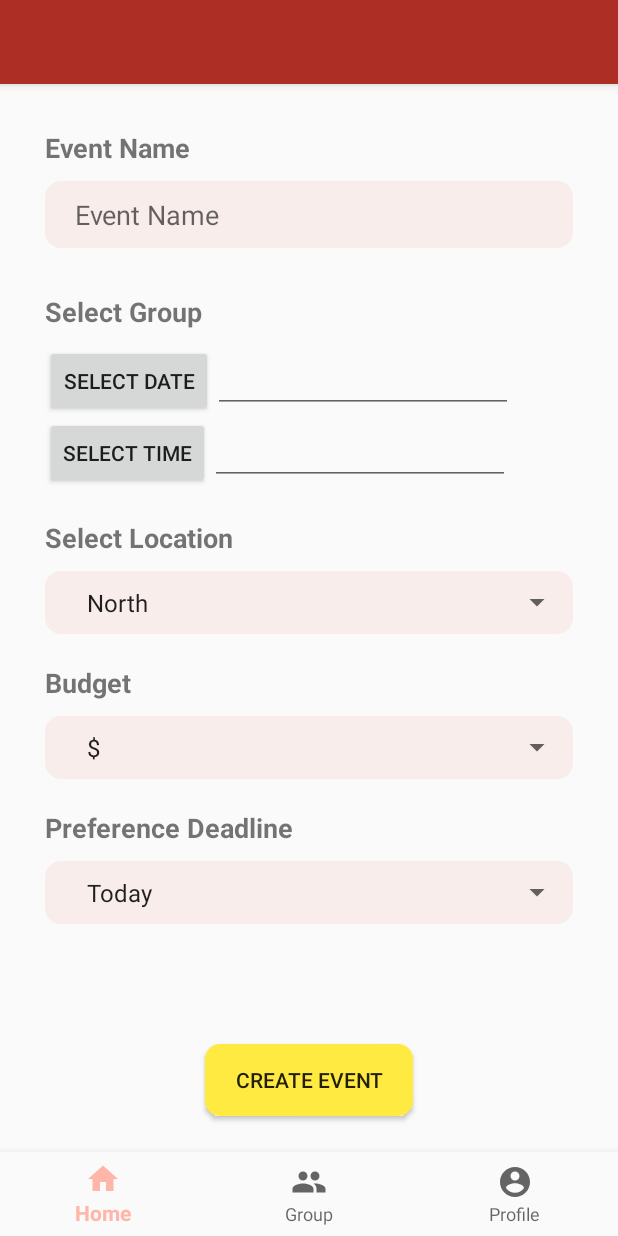
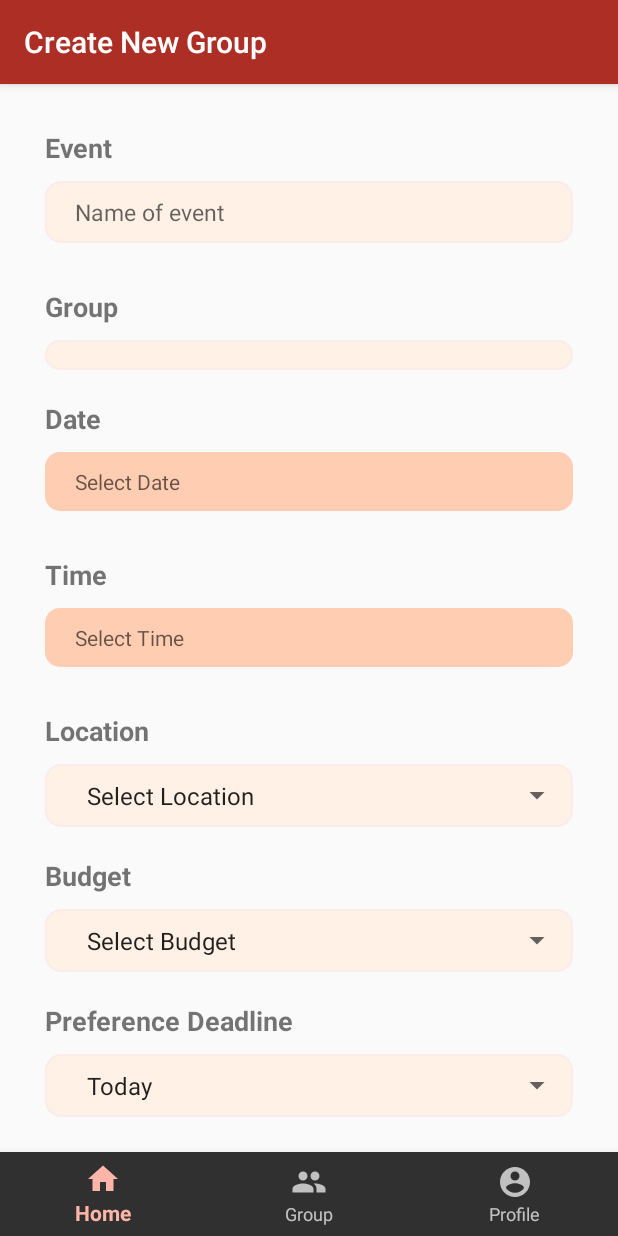
Before and after one commit to gargipandkar/foodtinderapp, an Android app: the screen it shows after launch once a user with an empty profile is signed in (SignOutActivity), after a tap on an icon or button, on a phone screen of 412 x 824 dp. Run offline under Robolectric (Android 15) with nearby library versions, the phone set to English and light mode, and no system bars; our stand-ins replace Firebase (no records; nobody signed in at launch, a user with empty details on screens opened directly); libraries missing offline, so code that uses them is left out: com.firebase.ui; 1 statement that could not run was skipped.

Commit message:
Changed Create Event fragment design

```diff
--- a/FoodTinder/app/src/main/java/com/example/foodtinder/CreateEventFragment.java
+++ b/FoodTinder/app/src/main/java/com/example/foodtinder/CreateEventFragment.java
@@ -7,6 +7,8 @@ import android.content.Intent;
 import android.os.Bundle;
 
 import androidx.annotation.NonNull;
+import androidx.appcompat.app.AppCompatActivity;
+import androidx.appcompat.widget.Toolbar;
 import androidx.fragment.app.Fragment;
 
 import android.util.Log;
@@ -37,12 +39,14 @@ public class CreateEventFragment extends Fragment {
     public static final String TAG = "CreateEventFragment";
     Event currEvent;
 
-    Button btnDatePicker, btnTimePicker;
-    EditText txtDate, txtTime, txtName;     //ENCAP INTO EVENT CLASS
+    TextView btnDatePicker, btnTimePicker;
+    EditText txtName;     //ENCAP INTO EVENT CLASS
     private int mYear, mMonth, mDay, mHour, mMinute;
     private String mName, mLocation, mBudget, group, deadline, eventStatus; //ENCAP INTO EVENT CLASS
     private Long eventDateTimeLong;
     Boolean checkEvent;
+
+
 
     Spinner locationPicker, budgetPicker, groupPicker, deadlinePicker;
     private Calendar eventDateTime = Calendar.getInstance();
@@ -70,12 +74,15 @@ public class CreateEventFragment extends Fragment {
 
         View v = inflater.inflate(R.layout.fragment_create_event, container, false);
 
+        Toolbar toolbar = v.findViewById(R.id.toolbar);
+        ((AppCompatActivity)getActivity()).setSupportActionBar(toolbar);
+//        ((AppCompatActivity)getActivity()).setDisplayHomeAsUpEnabled(true);
+//        ((AppCompatActivity)getActivity()).setDisplayShowHomeEnabled(true);
+        ((AppCompatActivity)getActivity()).setTitle("Create New Group");
+
         txtName = v.findViewById(R.id.in_event_name);
         groupPicker = v.findViewById(R.id.group_options);
         btnDatePicker = v.findViewById(R.id.btn_date);
-        btnTimePicker = v.findViewById(R.id.btn_time);
-        txtDate = v.findViewById(R.id.in_date);
-        txtTime = v.findViewById(R.id.in_time);
         btnDatePicker.setOnClickListener(new View.OnClickListener() {
             @Override
             public void onClick(View view) {
@@ -88,7 +95,7 @@ public class CreateEventFragment extends Fragment {
                 DatePickerDialog datePickerDialog = new DatePickerDialog(getActivity(), new DatePickerDialog.OnDateSetListener() {
                     @Override
                     public void onDateSet(DatePicker view, int year, int monthOfYear, int dayOfMonth) {
-                        txtDate.setText(dayOfMonth + "-" + (monthOfYear + 1) + "-" + year);
+                        btnDatePicker.setText(dayOfMonth + "-" + (monthOfYear + 1) + "-" + year);
                         eventDateTime.set(year, monthOfYear, dayOfMonth);
                         eventDateTimeLong = eventDateTime.getTimeInMillis();
                     }
@@ -96,6 +103,7 @@ public class CreateEventFragment extends Fragment {
                 datePickerDialog.show();
             }
         });
+        btnTimePicker = v.findViewById(R.id.btn_time);
         btnTimePicker.setOnClickListener(new View.OnClickListener() {
             @Override
             public void onClick(View view) {
@@ -108,7 +116,7 @@ public class CreateEventFragment extends Fragment {
                 TimePickerDialog timePickerDialog = new TimePickerDialog(getActivity(), new TimePickerDialog.OnTimeSetListener() {
                     @Override
                     public void onTimeSet(TimePicker view, int hourOfDay, int minute) {
-                        txtTime.setText(hourOfDay + ":" + minute);
+                        btnTimePicker.setText(hourOfDay + ":" + minute);
                         eventDateTime.set(Calendar.HOUR_OF_DAY, hourOfDay);
                         eventDateTime.set(Calendar.MINUTE, minute);
                         eventDateTimeLong = eventDateTime.getTimeInMillis();
@@ -165,7 +173,7 @@ public class CreateEventFragment extends Fragment {
                 mName = txtName.getText().toString();
                 Log.i(TAG, mName);
 
-                if (eventDateTimeLong == null) {
+                if (eventDateTimeLong == null || mLocation == "Select Location" || mBudget == "Select Budget") {
                     checkEvent = false;
                     eventStatus = "Waiting for preferences";
                 } else {
@@ -244,6 +252,7 @@ public class CreateEventFragment extends Fragment {
 
     }
 
+
     @Override
     public void onAttach(Context context) {
         super.onAttach(context);
--- a/FoodTinder/app/src/main/java/com/example/foodtinder/CreateGroupActivity.java
+++ b/FoodTinder/app/src/main/java/com/example/foodtinder/CreateGroupActivity.java
@@ -38,7 +38,6 @@ public class CreateGroupActivity extends AppCompatActivity{
         setSupportActionBar(toolbar);
         getSupportActionBar().setDisplayHomeAsUpEnabled(true);
         getSupportActionBar().setDisplayShowHomeEnabled(true);
-
         getSupportActionBar().setTitle("Create New Group");
     }
 
--- a/FoodTinder/app/src/main/java/com/example/foodtinder/Event.java
+++ b/FoodTinder/app/src/main/java/com/example/foodtinder/Event.java
@@ -13,7 +13,7 @@ import java.util.Map;
 public class Event implements Parcelable {
 
     String name, group, host, location, budget, status;
-    Long eventDateTime;
+    long eventDateTime;
 //    Calendar prefDateTime;
 //    Boolean active;
     String decision;
@@ -118,7 +118,7 @@ public class Event implements Parcelable {
         ArrayList<String> display = new ArrayList<>();
         display.add(this.name);
         display.add(this.group);
-        display.add(this.eventDateTime.toString());
+        display.add(Long.toString(this.eventDateTime));
         display.add(this.status);
 //        if (!this.status.equals("Decided"))
 //            display.add(this.prefDateTime.toString());
--- a/FoodTinder/app/src/main/java/com/example/foodtinder/EventSelectionActivity.java
+++ b/FoodTinder/app/src/main/java/com/example/foodtinder/EventSelectionActivity.java
@@ -19,17 +19,17 @@ public class EventSelectionActivity extends AppCompatActivity{
         getWindow().setFlags(WindowManager.LayoutParams.FLAG_FULLSCREEN, WindowManager.LayoutParams.FLAG_FULLSCREEN);
         setContentView(R.layout.activity_eventselection);
 
-//        // get event information homeFragment
-//        Intent intent = getIntent();
-//        EventItem eventItem = intent.getParcelableExtra("Event Item");
-//        String eventName = eventItem.getmEventName();
-//        String eventDT = eventItem.getmEventDateTime();
-//
-//        // set event name, date, time
-//        TextView nameView = findViewById(R.id.event_selection_name);
-//        nameView.setText(eventName);
-//        TextView dtView = findViewById(R.id.event_selection_dt);
-//        dtView.setText(eventDT);
+        // get event information homeFragment
+        Intent intent = getIntent();
+        Event eventItem = intent.getParcelableExtra("Event Item");
+        String eventName = eventItem.getName();
+        long eventDT = eventItem.getEventDateTime();
+
+        // set event name, date, time
+        TextView nameView = findViewById(R.id.event_selection_name);
+        nameView.setText(eventName);
+        TextView dtView = findViewById(R.id.event_selection_dt);
+        dtView.setText(Long.toString(eventDT));
         Log.i("EventSelectionActivity", "reached");
 
 
--- a/FoodTinder/app/src/main/java/com/example/foodtinder/HomeFragment.java
+++ b/FoodTinder/app/src/main/java/com/example/foodtinder/HomeFragment.java
@@ -29,7 +29,7 @@ public class HomeFragment extends Fragment {
     private static ArrayList<Event> eventItemArrayList = new ArrayList<>();;
     EventListAdapterFinal eventListAdapter;
     private static final String TAG = "HomeFragment";
-    String incomingmsg = "";
+
     String eventName, eventLocation, eventBudget, eventStatus;
     Long eventDT;
 
@@ -44,10 +44,6 @@ public class HomeFragment extends Fragment {
 
     public void updateEvent(String name, Long dt, String budget, String location, String status){
         eventItemArrayList.add(new Event( name, name, name, dt, location, budget, status));
-    }
-
-    public interface FragmentHomeListenerEvent {
-        void onNewEvent(Event newevent);
     }
 
 
--- a/FoodTinder/app/src/main/res/drawable/custom_button.xml
+++ b/FoodTinder/app/src/main/res/drawable/custom_button.xml
@@ -1,7 +1,7 @@
 <?xml version="1.0" encoding="utf-8"?>
 <shape xmlns:android="http://schemas.android.com/apk/res/android">
 
-    <solid android:color="#ffea42" />
+    <solid android:color="@color/colorPrimary" />
     <corners android:radius="10sp" />
 
 
--- a/FoodTinder/app/src/main/res/drawable/custom_input.xml
+++ b/FoodTinder/app/src/main/res/drawable/custom_input.xml
@@ -2,7 +2,7 @@
 
 <shape xmlns:android="http://schemas.android.com/apk/res/android">
 
-    <solid android:color="#f8edeb" />
+    <solid android:color="#fff1e6" />
     <corners android:radius="10dp" />
     <stroke android:color="#f8edeb" android:width="1dp" />
 
--- a/FoodTinder/app/src/main/res/drawable/custom_select_button.xml
+++ b/FoodTinder/app/src/main/res/drawable/custom_select_button.xml
@@ -1,7 +1,7 @@
 <?xml version="1.0" encoding="utf-8"?>
 <shape xmlns:android="http://schemas.android.com/apk/res/android">
 
-    <solid android:color="#ede7e3" />
+    <solid android:color="#ffcdb2" />
     <corners android:radius="10sp" />
 
 
--- a/FoodTinder/app/src/main/res/drawable/custom_spinner.xml
+++ b/FoodTinder/app/src/main/res/drawable/custom_spinner.xml
@@ -1,7 +1,7 @@
 <?xml version="1.0" encoding="utf-8"?>
 <shape xmlns:android="http://schemas.android.com/apk/res/android">
 
-    <solid android:color="#f8edeb" />
+    <solid android:color="#fff1e6" />
     <corners android:radius="10dp" />
     <stroke android:color="#f8edeb" android:width="1dp" />
 
--- a/FoodTinder/app/src/main/res/layout/activity_signout.xml
+++ b/FoodTinder/app/src/main/res/layout/activity_signout.xml
@@ -18,6 +18,7 @@
         android:layout_height="wrap_content"
         android:layout_alignParentBottom="true"
         app:menu="@menu/bottom_nav_menu"
+        android:theme="@style/ThemeOverlay.AppCompat.Dark"
         android:background="?android:attr/windowBackground"/>
 
 
--- a/FoodTinder/app/src/main/res/layout/fragment_create_event.xml
+++ b/FoodTinder/app/src/main/res/layout/fragment_create_event.xml
@@ -18,7 +18,8 @@
         android:layout_height="wrap_content"
         android:layout_below="@+id/toolbar"
         android:layout_marginTop="10dp"
-        android:layout_marginHorizontal="30dp" >
+        android:layout_marginHorizontal="30dp"
+        android:scrollbarThumbVertical="@null" >
 
         <LinearLayout
             android:layout_width="match_parent"
@@ -32,7 +33,7 @@
                 android:layout_marginTop="20dp"
                 android:textStyle="bold"
                 android:textSize="18dp"
-                android:text="Event Name"/>
+                android:text="Event"/>
 
             <EditText
                 android:id="@+id/in_event_name"
@@ -41,8 +42,8 @@
                 android:layout_marginVertical="10dp"
                 android:paddingVertical="10dp"
                 android:paddingHorizontal="20dp"
-                android:ems="10"
-                android:hint="Event Name"
+                android:textSize="15dp"
+                android:hint="Name of event"
                 android:background="@drawable/custom_input"
                 android:inputType="textShortMessage" />
 
@@ -55,7 +56,7 @@
                 android:layout_marginBottom="10dp"
                 android:textStyle="bold"
                 android:textSize="18dp"
-                android:text="Select Group" />
+                android:text="Group" />
 
             <LinearLayout
                 android:layout_width="match_parent"
@@ -65,47 +66,52 @@
                     android:id="@+id/group_options"
                     android:layout_width="match_parent"
                     android:layout_height="wrap_content"
+                    android:paddingVertical="10dp"
+                    android:paddingHorizontal="20dp"
+                    android:spinnerMode="dropdown"
+                    android:popupBackground="#fff1e6"
                     android:background="@drawable/custom_spinner"/>
             </LinearLayout>
 
 
-
-
-            <LinearLayout
+            <TextView
                 android:layout_width="match_parent"
                 android:layout_height="wrap_content"
-                android:orientation="horizontal">
-                <Button
+                android:layout_marginTop="20dp"
+                android:layout_marginBottom="10dp"
+                android:textStyle="bold"
+                android:textSize="18dp"
+                android:text="Date" />
+
+            <TextView
                 android:id="@+id/btn_date"
-                    android:layout_width="wrap_content"
-                    android:layout_height="wrap_content"
-                    android:text="Select Date" />
-
-                <EditText
-                    android:id="@+id/in_date"
-                    android:layout_width="200dp"
-                    android:layout_height="wrap_content" />
-
-
-            </LinearLayout>
-
-            <LinearLayout
                 android:layout_width="match_parent"
                 android:layout_height="wrap_content"
-                android:orientation="horizontal">
-                <Button
+                android:layout_marginBottom="10dp"
+                android:paddingVertical="10dp"
+                android:paddingHorizontal="20dp"
+                android:background="@drawable/custom_select_button"
+                android:hint="Select Date"/>
+
+            <TextView
+                android:layout_width="match_parent"
+                android:layout_height="wrap_content"
+                android:layout_marginTop="20dp"
+                android:layout_marginBottom="10dp"
+                android:textStyle="bold"
+                android:textSize="18dp"
+                android:text="Time" />
+
+            <TextView
                 android:id="@+id/btn_time"
-                    android:layout_width="wrap_content"
+                android:layout_width="match_parent"
                 android:layout_height="wrap_content"
-                    android:text="Select Time" />
+                android:layout_marginBottom="10dp"
+                android:paddingVertical="10dp"
+                android:paddingHorizontal="20dp"
+                android:background="@drawable/custom_select_button"
+                android:hint="Select Time"/>
 
-                <EditText
-                    android:layout_width="200dp"
-                    android:layout_height="wrap_content"
-                    android:id="@+id/in_time" />
-
-
-            </LinearLayout>
 
             <TextView
                 android:id="@+id/location_label"
@@ -115,7 +121,7 @@
                 android:layout_marginBottom="10dp"
                 android:textStyle="bold"
                 android:textSize="18dp"
-                android:text="Select Location" />
+                android:text="Location" />
 
             <LinearLayout
                 android:layout_width="match_parent"
@@ -128,7 +134,7 @@
                     android:paddingVertical="10dp"
                     android:paddingHorizontal="20dp"
                     android:spinnerMode="dropdown"
-                    android:popupBackground="#f8edeb"
+                    android:popupBackground="#fff1e6"
                     android:entries="@array/location_prefer" />
             </LinearLayout>
 
@@ -155,7 +161,7 @@
                     android:paddingVertical="10dp"
                     android:paddingHorizontal="20dp"
                     android:spinnerMode="dropdown"
-                    android:popupBackground="#f8edeb"
+                    android:popupBackground="#fff1e6"
                     android:entries="@array/money_prefer" />
             </LinearLayout>
 
@@ -180,13 +186,9 @@
                     android:paddingVertical="10dp"
                     android:paddingHorizontal="20dp"
                     android:spinnerMode="dropdown"
-                    android:popupBackground="#f8edeb"
+                    android:popupBackground="#fff1e6"
                     android:entries="@array/deadline_prefer" />
             </LinearLayout>
-
-        </LinearLayout>
-
-    </ScrollView>
 
             <RelativeLayout
                 android:layout_width="match_parent"
@@ -206,4 +208,10 @@
                     android:text="Create Event" />
             </RelativeLayout>
 
+        </LinearLayout>
+
+    </ScrollView>
+
+
+
 </RelativeLayout>
--- a/FoodTinder/app/src/main/res/layout/fragment_group.xml
+++ b/FoodTinder/app/src/main/res/layout/fragment_group.xml
@@ -40,12 +40,12 @@
             android:layout_height="wrap_content"
             android:layout_alignParentRight="true"
             android:layout_alignParentBottom="true"
-            android:layout_marginBottom="80dp"
-            android:layout_marginRight="20dp"
+            android:layout_marginBottom="100dp"
+            android:layout_marginRight="40dp"
             app:srcCompat="@drawable/ic_baseline_add_24"
             app:elevation="8dp"
             app:fabSize="normal"
-            app:backgroundTint="#ffea42"/>
+            app:backgroundTint="@color/colorPrimary"/>
 
     </RelativeLayout>
 
--- a/FoodTinder/app/src/main/res/layout/fragment_home.xml
+++ b/FoodTinder/app/src/main/res/layout/fragment_home.xml
@@ -42,12 +42,12 @@
             android:layout_height="wrap_content"
             android:layout_alignParentRight="true"
             android:layout_alignParentBottom="true"
-            android:layout_marginBottom="80dp"
-            android:layout_marginRight="20dp"
+            android:layout_marginBottom="100dp"
+            android:layout_marginRight="40dp"
             app:srcCompat="@drawable/ic_baseline_add_24"
             app:elevation="8dp"
             app:fabSize="normal"
-            app:backgroundTint="#ffea42"/>
+            app:backgroundTint="@color/colorPrimary"/>
 
     </RelativeLayout>
 
--- a/FoodTinder/app/src/main/res/values/strings.xml
+++ b/FoodTinder/app/src/main/res/values/strings.xml
@@ -10,11 +10,13 @@
     </string-array>
     <string name="spinner_money">Choose money preference</string>
     <string-array name="money_prefer">
+        <item>Select Budget</item>
         <item>$</item>
         <item>$$</item>
         <item>$$$</item>
     </string-array>
     <string-array name="location_prefer">
+        <item>Select Location</item>
         <item>North</item>
         <item>South</item>
         <item>East</item>
```
Also changed, not shown: FoodTinder/app/src/main/res/layout/fragment_profile.xml (+0 -73 lines). Lines whose indentation alone changed are shown as unchanged.
